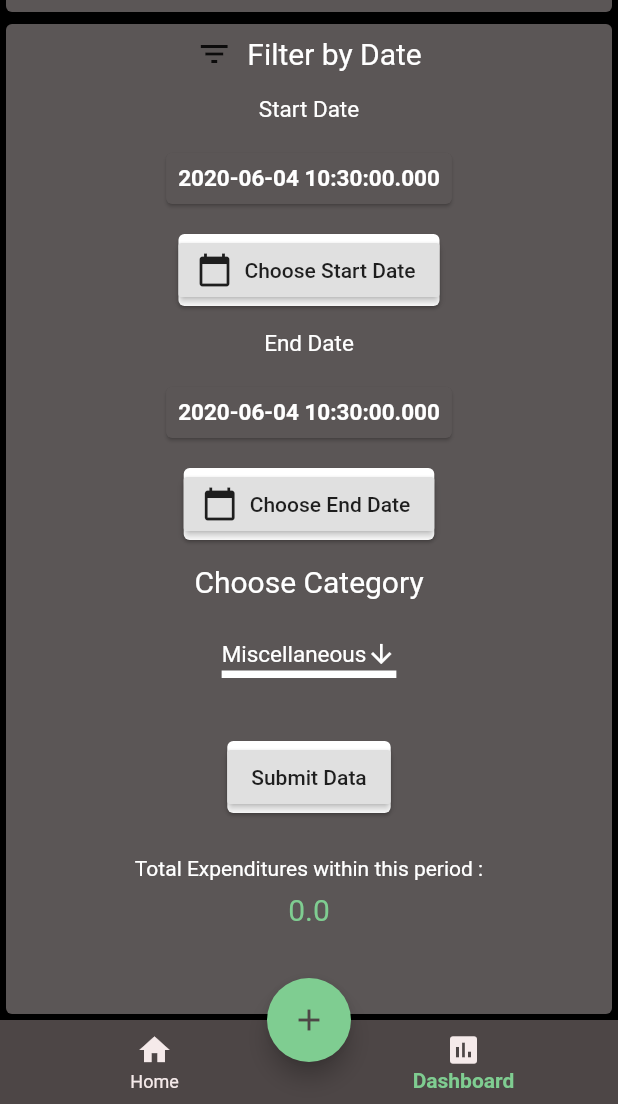
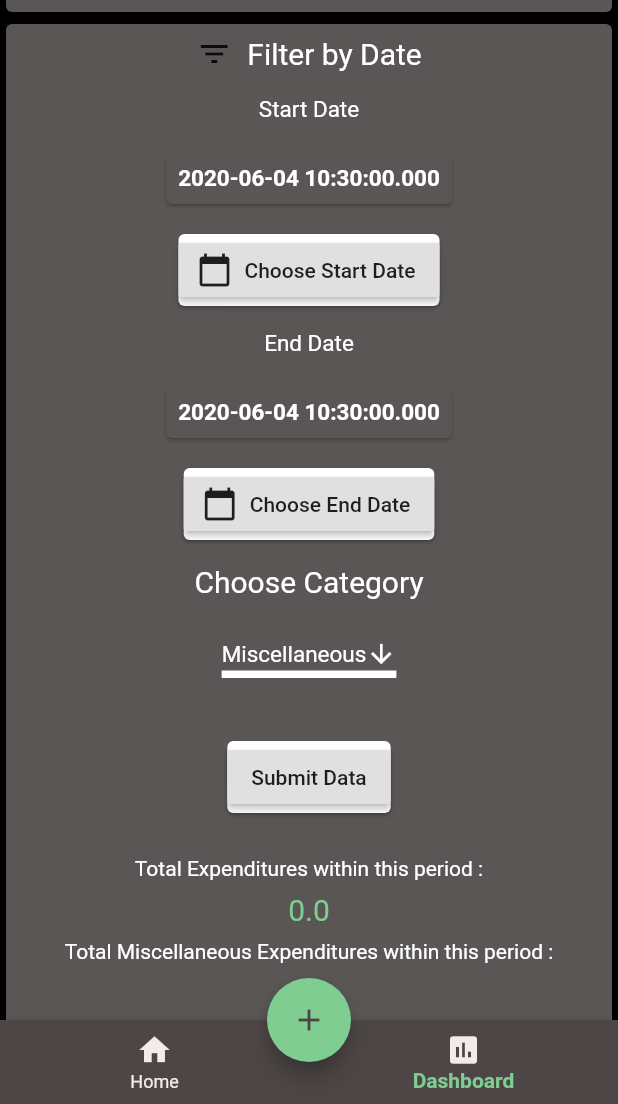
Before and after one commit to sbiswas2209/expenses_app, a Flutter app: the screen it shows once a user with an empty profile is signed in, item 2 of the bottom bar chosen, scrolled down 830 dp, on a phone screen of 412 x 824 dp, the part 132-1236 px from its top. Run offline on Flutter 3.47's test engine with Material 2 defaults, Android fonts, the phone set to English and light mode, and no system bars; our stand-ins replace charts_flutter, cloud_firestore, firebase_auth; missing offline and left inert: time_formatter; accounts and stored records are empty.

Commit message:
Added filter for each category

```diff
--- a/lib/pages/dashBoardPage.dart
+++ b/lib/pages/dashBoardPage.dart
@@ -690,10 +690,10 @@ class _DashBoardPageState extends State<DashBoardPage> {
                           }
                           else{
                             double total = await new DatabaseService(uid: user.uid).filterMonths(start, end);
-                            //double total_category = await new DatabaseService(uid: user.uid).filterCategoryMonths(start, end, type);
+                            double total_category = await new DatabaseService(uid: user.uid).filterCategoryMonths(start, end, type);
                             setState(() {
                               total_month_filter = total;
-                              //total_category_month_filter = total_category;
+                              total_category_month_filter = total_category;
                             });
                           }
                         },
@@ -714,20 +714,20 @@ class _DashBoardPageState extends State<DashBoardPage> {
                       ),
                     ),
                   ),
-                  // Text('Total $type Expenditures within this period :',
-                  //   style: TextStyle(
-                  //     color: Colors.white,
-                  //   ),
-                  // ),
-                  // Padding(
-                  //   padding: const EdgeInsets.all(8.0),
-                  //   child: Text(snapshot.data[type] == 0.0 ? 'No Expenses to show.' : total_category_month_filter == null ? 'Loading' : '$total_category_month_filter',
-                  //     style: TextStyle(
-                  //       color: Color(0XFF7fcd91),
-                  //       fontSize: 20.0,
-                  //     ),
-                  //   ),
-                  // ),
+                  Text('Total $type Expenditures within this period :',
+                    style: TextStyle(
+                      color: Colors.white,
+                    ),
+                  ),
+                  Padding(
+                    padding: const EdgeInsets.all(8.0),
+                    child: Text(snapshot.data[type] == 0.0 ? 'No Expenses to show.' : total_category_month_filter == null ? 'Loading' : '$total_category_month_filter',
+                      style: TextStyle(
+                        color: Color(0XFF7fcd91),
+                        fontSize: 20.0,
+                      ),
+                    ),
+                  ),
                   SizedBox(height:50),
                 ],
               ),
```
Also changed, not shown: lib/services/database.dart (+22 -22 lines).
